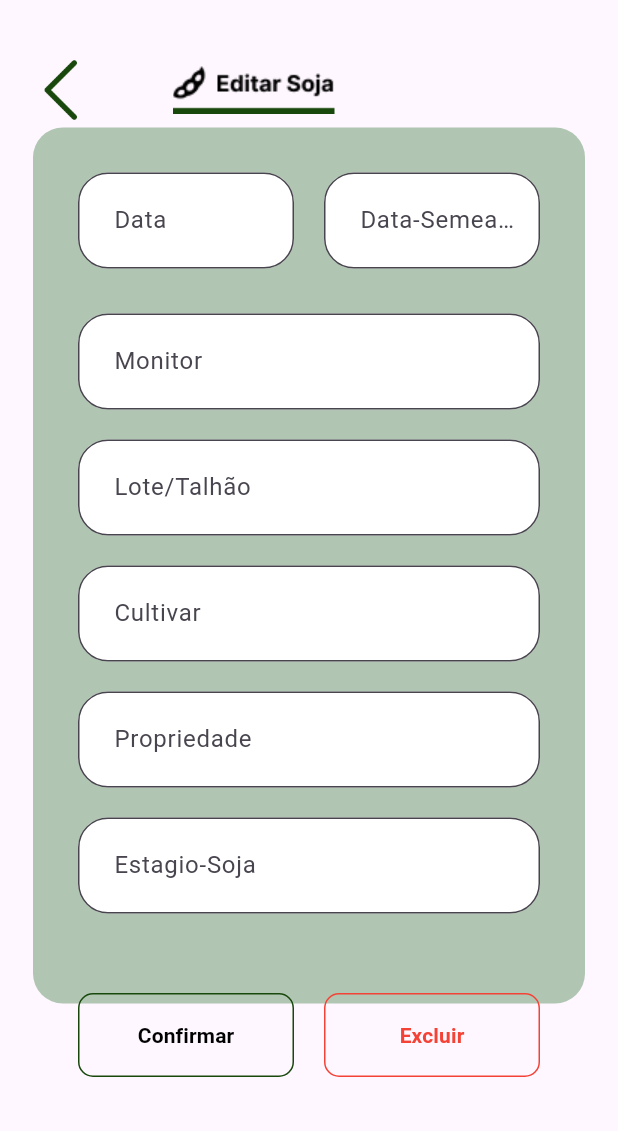
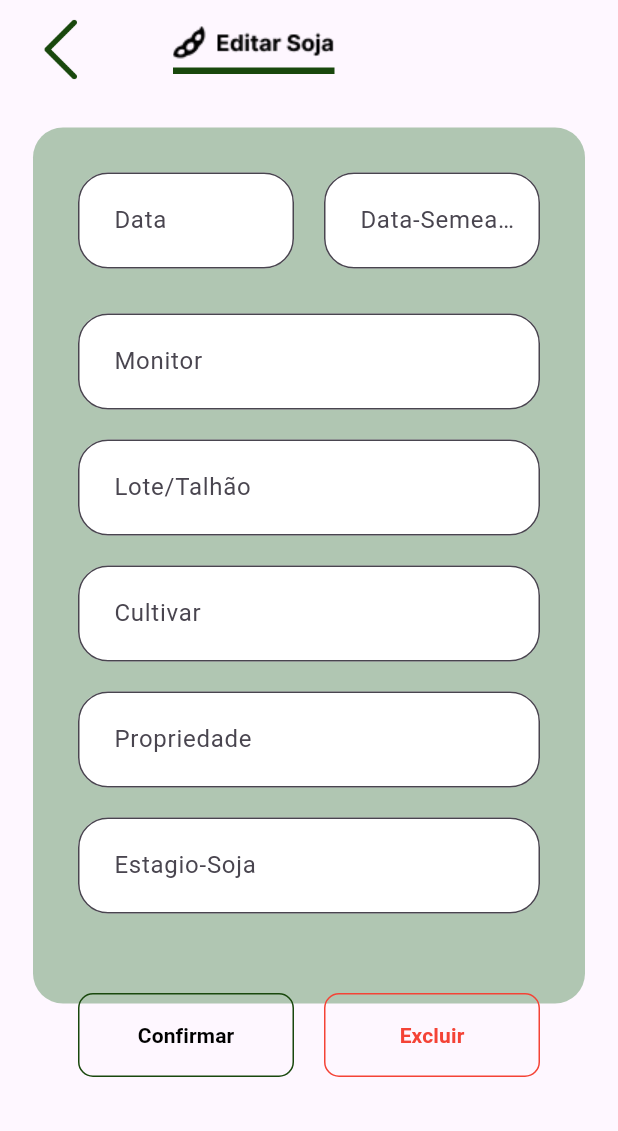
Before and after one commit to CarlosEResende/MonitoramentoSoja, a Flutter app: the EditarSoja screen opened directly with empty values, on a phone screen of 412 x 824 dp, the part 105-1236 px from its top. Run offline on Flutter 3.47's test engine with Material 3 defaults, Android fonts, the phone set to English and light mode, and no system bars; our stand-ins replace mask_text_input_formatter, sqflite, sqflite_common_ffi; accounts and stored records are empty.

Commit message:
commit faixa reg soja

```diff
--- a/monitoramento_soja/lib/pages/RegistrarSoja.dart
+++ b/monitoramento_soja/lib/pages/RegistrarSoja.dart
@@ -289,7 +289,7 @@ class _RegistrarSojaState extends State<RegistrarSoja> {
                   const SizedBox(width: 0),
                   Image.asset(
                     'lib/img/faixaSoja.png',
-                    height: 120,
+                    height: 60,
                     width: 230,
                   ),
                 ],
--- a/monitoramento_soja/lib/pages/edicao/soja_editar.dart
+++ b/monitoramento_soja/lib/pages/edicao/soja_editar.dart
@@ -300,7 +300,7 @@ class _EditarSojaState extends State<EditarSoja> {
                   const SizedBox(width: 0),
                   Image.asset(
                     'lib/img/editar_soja.png',
-                    height: 120,
+                    height: 60,
                     width: 230,
                   ),
                 ],
```
